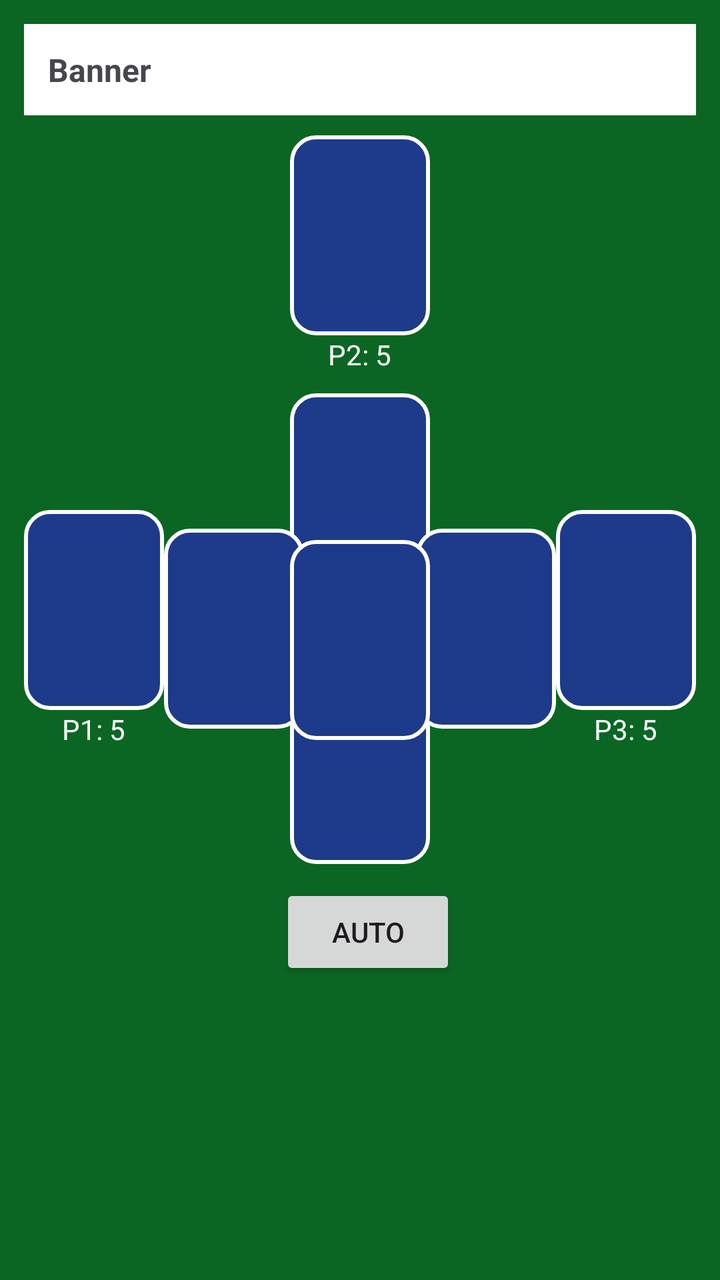
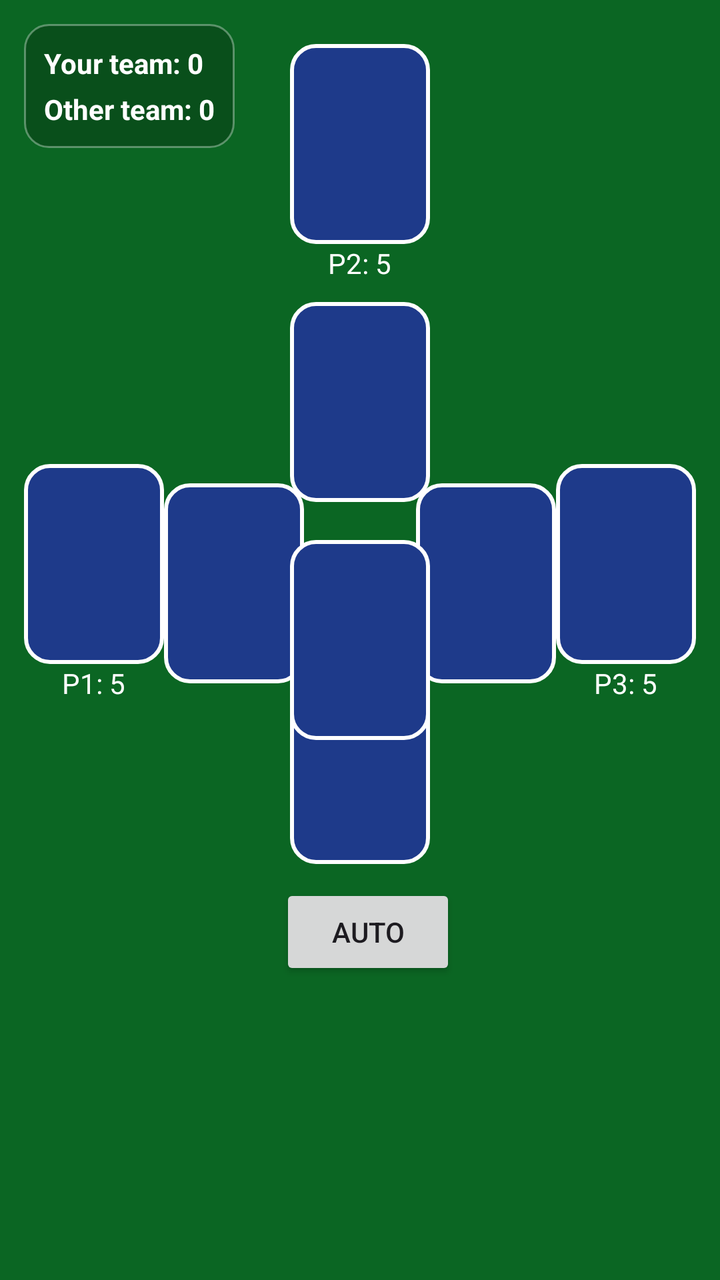

Two renders of the same Android screen: before a commit and after it. Below are the layout's source before the change and the commit's diff.
<!-- AndroidManifest.xml: application theme Theme.Euchre -->
<!-- res/layout/activity_game_clean.xml -->
<?xml version="1.0" encoding="utf-8"?>
<androidx.constraintlayout.widget.ConstraintLayout
    xmlns:android="http://schemas.android.com/apk/res/android"
    xmlns:app="http://schemas.android.com/apk/res-auto"
    android:layout_width="match_parent"
    android:layout_height="match_parent"
    android:background="#0B6623"
    android:padding="12dp">

    
    <TextView
        android:id="@+id/bannerText"
        android:layout_width="0dp"
        android:layout_height="wrap_content"
        android:background="#FFFFFF"
        android:padding="12dp"
        android:text="Banner"
        android:textStyle="bold"
        android:textSize="16sp"
        app:layout_constraintTop_toTopOf="parent"
        app:layout_constraintStart_toStartOf="parent"
        app:layout_constraintEnd_toEndOf="parent"/>

    
    <LinearLayout
        android:id="@+id/p2Box"
        android:layout_width="wrap_content"
        android:layout_height="wrap_content"
        android:orientation="vertical"
        android:gravity="center"
        android:layout_marginTop="10dp"
        app:layout_constraintTop_toBottomOf="@id/bannerText"
        app:layout_constraintStart_toStartOf="parent"
        app:layout_constraintEnd_toEndOf="parent">

        <ImageView
            android:id="@+id/p2Back"
            android:layout_width="70dp"
            android:layout_height="100dp"
            android:src="@drawable/c_back"
            android:scaleType="fitCenter"/>

        <TextView
            android:id="@+id/p2Count"
            android:layout_width="wrap_content"
            android:layout_height="wrap_content"
            android:text="P2: 5"
            android:textColor="@android:color/white"/>
    </LinearLayout>

    
    <LinearLayout
        android:id="@+id/p1Box"
        android:layout_width="wrap_content"
        android:layout_height="wrap_content"
        android:orientation="vertical"
        android:gravity="center"
        app:layout_constraintStart_toStartOf="parent"
        app:layout_constraintTop_toTopOf="@id/trickTable"
        app:layout_constraintBottom_toBottomOf="@id/trickTable">

        <ImageView
            android:id="@+id/p1Back"
            android:layout_width="70dp"
            android:layout_height="100dp"
            android:src="@drawable/c_back"
            android:scaleType="fitCenter"/>

        <TextView
            android:id="@+id/p1Count"
            android:layout_width="wrap_content"
            android:layout_height="wrap_content"
            android:text="P1: 5"
            android:textColor="@android:color/white"/>
    </LinearLayout>

    
    <LinearLayout
        android:id="@+id/p3Box"
        android:layout_width="wrap_content"
        android:layout_height="wrap_content"
        android:orientation="vertical"
        android:gravity="center"
        app:layout_constraintEnd_toEndOf="parent"
        app:layout_constraintTop_toTopOf="@id/trickTable"
        app:layout_constraintBottom_toBottomOf="@id/trickTable">

        <ImageView
            android:id="@+id/p3Back"
            android:layout_width="70dp"
            android:layout_height="100dp"
            android:src="@drawable/c_back"
            android:scaleType="fitCenter"/>

        <TextView
            android:id="@+id/p3Count"
            android:layout_width="wrap_content"
            android:layout_height="wrap_content"
            android:text="P3: 5"
            android:textColor="@android:color/white"/>
    </LinearLayout>

    
    <androidx.constraintlayout.widget.ConstraintLayout
        android:id="@+id/trickTable"
        android:layout_width="0dp"
        android:layout_height="0dp"
        android:layout_marginTop="10dp"
        android:layout_marginBottom="10dp"
        app:layout_constraintTop_toBottomOf="@id/p2Box"
        app:layout_constraintBottom_toTopOf="@id/actionRow"
        app:layout_constraintStart_toEndOf="@id/p1Box"
        app:layout_constraintEnd_toStartOf="@id/p3Box">

        <ImageView
            android:id="@+id/trickP2"
            android:layout_width="70dp"
            android:layout_height="100dp"
            android:src="@drawable/c_back"
            android:scaleType="fitCenter"
            app:layout_constraintTop_toTopOf="parent"
            app:layout_constraintStart_toStartOf="parent"
            app:layout_constraintEnd_toEndOf="parent"/>

        <ImageView
            android:id="@+id/trickP0"
            android:layout_width="70dp"
            android:layout_height="100dp"
            android:src="@drawable/c_back"
            android:scaleType="fitCenter"
            app:layout_constraintBottom_toBottomOf="parent"
            app:layout_constraintStart_toStartOf="parent"
            app:layout_constraintEnd_toEndOf="parent"/>

        <ImageView
            android:id="@+id/trickP1"
            android:layout_width="70dp"
            android:layout_height="100dp"
            android:src="@drawable/c_back"
            android:scaleType="fitCenter"
            app:layout_constraintStart_toStartOf="parent"
            app:layout_constraintTop_toTopOf="parent"
            app:layout_constraintBottom_toBottomOf="parent"/>

        <ImageView
            android:id="@+id/trickP3"
            android:layout_width="70dp"
            android:layout_height="100dp"
            android:src="@drawable/c_back"
            android:scaleType="fitCenter"
            app:layout_constraintEnd_toEndOf="parent"
            app:layout_constraintTop_toTopOf="parent"
            app:layout_constraintBottom_toBottomOf="parent"/>

    </androidx.constraintlayout.widget.ConstraintLayout>

    
    <LinearLayout
        android:id="@+id/actionRow"
        android:layout_width="0dp"
        android:layout_height="wrap_content"
        android:gravity="center"
        android:orientation="horizontal"
        android:layout_marginBottom="8dp"
        app:layout_constraintBottom_toTopOf="@id/handScroll"
        app:layout_constraintStart_toStartOf="parent"
        app:layout_constraintEnd_toEndOf="parent">
        <Button
            android:id="@+id/btnTrumpH"
            android:layout_width="wrap_content"
            android:layout_height="wrap_content"
            android:text="♥"
            android:visibility="gone"/>

        <Button
            android:id="@+id/btnTrumpD"
            android:layout_width="wrap_content"
            android:layout_height="wrap_content"
            android:text="♦"
            android:visibility="gone"/>

        <Button
            android:id="@+id/btnTrumpC"
            android:layout_width="wrap_content"
            android:layout_height="wrap_content"
            android:text="♣"
            android:visibility="gone"/>

        <Button
            android:id="@+id/btnTrumpS"
            android:layout_width="wrap_content"
            android:layout_height="wrap_content"
            android:text="♠"
            android:visibility="gone"/>
        <Button
            android:id="@+id/btnPass"
            android:layout_width="wrap_content"
            android:layout_height="wrap_content"
            android:text="Pass"
            android:visibility="gone"/>

        <Button
            android:id="@+id/btnOrderUp"
            android:layout_width="wrap_content"
            android:layout_height="wrap_content"
            android:text="Order Up"
            android:layout_marginStart="8dp"
            android:visibility="gone"/>

        <Button
            android:id="@+id/btnContinue"
            android:layout_width="wrap_content"
            android:layout_height="wrap_content"
            android:text="Continue"
            android:layout_marginStart="8dp"
            android:visibility="gone"/>

        <Button
            android:id="@+id/btnAuto"
            android:layout_width="wrap_content"
            android:layout_height="wrap_content"
            android:text="Auto"
            android:layout_marginStart="8dp"/>
    </LinearLayout>

    
    <HorizontalScrollView
        android:id="@+id/handScroll"
        android:layout_width="0dp"
        android:layout_height="130dp"
        app:layout_constraintBottom_toBottomOf="parent"
        app:layout_constraintStart_toStartOf="parent"
        app:layout_constraintEnd_toEndOf="parent">

        <LinearLayout
            android:id="@+id/handContainer"
            android:layout_width="wrap_content"
            android:layout_height="match_parent"
            android:orientation="horizontal"
            android:gravity="center_vertical"/>
    </HorizontalScrollView>
    <ImageView
        android:id="@+id/deckPile"
        android:layout_width="70dp"
        android:layout_height="100dp"
        android:src="@drawable/c_back"
        android:scaleType="fitCenter"
        app:layout_constraintTop_toTopOf="parent"
        app:layout_constraintBottom_toBottomOf="parent"
        app:layout_constraintStart_toStartOf="parent"
        app:layout_constraintEnd_toEndOf="parent"/>
    <ImageView
        android:id="@+id/flyingCard"
        android:layout_width="70dp"
        android:layout_height="100dp"
        android:src="@drawable/c_back"
        android:visibility="gone"
        android:elevation="30dp"
        android:scaleType="fitCenter" />

</androidx.constraintlayout.widget.ConstraintLayout>
<!-- resources referenced by this layout -->
<resources>
  <!-- drawable c_back (drawable) -->
  <shape xmlns:android="http://schemas.android.com/apk/res/android" android:shape="rectangle">
      <solid android:color="#1E3A8A"/>
      <corners android:radius="12dp"/>
      <stroke android:width="2dp" android:color="#FFFFFF"/>
  </shape>
  <style name="Theme.Euchre" parent="Base.Theme.Euchre" />
  <style name="Base.Theme.Euchre" parent="Theme.Material3.DayNight.NoActionBar">
          
          
      </style>
</resources>

<!-- the commit's change to res/layout/activity_game_clean.xml (unified diff, before → after) -->
@@ -1,25 +1,42 @@
 <?xml version="1.0" encoding="utf-8"?>
 <androidx.constraintlayout.widget.ConstraintLayout
+    android:id="@+id/rootLayout"
     xmlns:android="http://schemas.android.com/apk/res/android"
     xmlns:app="http://schemas.android.com/apk/res-auto"
+    xmlns:tools="http://schemas.android.com/tools"
     android:layout_width="match_parent"
     android:layout_height="match_parent"
     android:background="#0B6623"
     android:padding="12dp">
-
-    
-    <TextView
-        android:id="@+id/bannerText"
-        android:layout_width="0dp"
-        android:layout_height="wrap_content"
-        android:background="#FFFFFF"
-        android:padding="12dp"
-        android:text="Banner"
-        android:textStyle="bold"
-        android:textSize="16sp"
+    <LinearLayout
+        android:id="@+id/scoreBoard"
+        android:layout_width="wrap_content"
+        android:layout_height="wrap_content"
+        android:orientation="vertical"
+        android:padding="10dp"
+        android:background="@drawable/bg_scoreboard"
         app:layout_constraintTop_toTopOf="parent"
-        app:layout_constraintStart_toStartOf="parent"
-        app:layout_constraintEnd_toEndOf="parent"/>
+        app:layout_constraintStart_toStartOf="parent">
+
+        <TextView
+            android:id="@+id/tvScoreUs"
+            android:layout_width="wrap_content"
+            android:layout_height="wrap_content"
+            android:text="Your team: 0"
+            android:textColor="@android:color/white"
+            android:textStyle="bold"
+            android:textSize="14sp"/>
+
+        <TextView
+            android:id="@+id/tvScoreThem"
+            android:layout_width="wrap_content"
+            android:layout_height="wrap_content"
+            android:text="Other team: 0"
+            android:textColor="@android:color/white"
+            android:textStyle="bold"
+            android:textSize="14sp"
+            android:layout_marginTop="4dp"/>
+    </LinearLayout>
 
     
     <LinearLayout
@@ -29,8 +46,7 @@
         android:orientation="vertical"
         android:gravity="center"
         android:layout_marginTop="10dp"
-        app:layout_constraintTop_toBottomOf="@id/bannerText"
-        app:layout_constraintStart_toStartOf="parent"
+        app:layout_constraintTop_toTopOf="parent"        app:layout_constraintStart_toStartOf="parent"
         app:layout_constraintEnd_toEndOf="parent">
 
         <ImageView
@@ -99,7 +115,6 @@
             android:text="P3: 5"
             android:textColor="@android:color/white"/>
     </LinearLayout>
-
     
     <androidx.constraintlayout.widget.ConstraintLayout
         android:id="@+id/trickTable"
@@ -112,6 +127,7 @@
         app:layout_constraintStart_toEndOf="@id/p1Box"
         app:layout_constraintEnd_toStartOf="@id/p3Box">
 
+
         <ImageView
             android:id="@+id/trickP2"
             android:layout_width="70dp"
@@ -225,13 +241,13 @@
 
     
     <HorizontalScrollView
+        android:contentDescription="Your hand of cards"
         android:id="@+id/handScroll"
         android:layout_width="0dp"
         android:layout_height="130dp"
         app:layout_constraintBottom_toBottomOf="parent"
         app:layout_constraintStart_toStartOf="parent"
         app:layout_constraintEnd_toEndOf="parent">
-
         <LinearLayout
             android:id="@+id/handContainer"
             android:layout_width="wrap_content"
@@ -250,12 +266,105 @@
         app:layout_constraintStart_toStartOf="parent"
         app:layout_constraintEnd_toEndOf="parent"/>
     <ImageView
+        android:id="@+id/upCardView"
+        android:layout_width="70dp"
+        android:layout_height="100dp"
+        android:src="@drawable/c_back"
+        android:scaleType="fitCenter"
+        android:visibility="gone"
+        android:elevation="12dp"
+        android:contentDescription="@null"
+        app:layout_constraintTop_toTopOf="@id/deckPile"
+        app:layout_constraintBottom_toBottomOf="@id/deckPile"
+        app:layout_constraintStart_toStartOf="@id/deckPile"
+        app:layout_constraintEnd_toEndOf="@id/deckPile"
+        android:translationY="-10dp"/>
+
+    <ImageView
         android:id="@+id/flyingCard"
         android:layout_width="70dp"
         android:layout_height="100dp"
         android:src="@drawable/c_back"
         android:visibility="gone"
         android:elevation="30dp"
-        android:scaleType="fitCenter" />
-
+        android:scaleType="fitCenter"
+        app:layout_constraintTop_toTopOf="parent"
+        app:layout_constraintBottom_toBottomOf="parent"
+        app:layout_constraintStart_toStartOf="parent"
+        app:layout_constraintEnd_toEndOf="parent"/>
+    <FrameLayout
+        android:id="@+id/scoringOverlay"
+        android:layout_width="0dp"
+        android:layout_height="0dp"
+        android:visibility="gone"
+        android:background="#88000000"
+        app:layout_constraintTop_toTopOf="parent"
+        app:layout_constraintBottom_toBottomOf="parent"
+        app:layout_constraintStart_toStartOf="parent"
+        app:layout_constraintEnd_toEndOf="parent">
+
+        <LinearLayout
+            android:id="@+id/scoringCard"
+            android:layout_width="300dp"
+            android:layout_height="wrap_content"
+            android:layout_gravity="center"
+            android:orientation="vertical"
+            android:padding="16dp"
+            android:background="@drawable/bg_scoring_card">
+
+            <TextView
+                android:id="@+id/tvScoringTitle"
+                android:layout_width="wrap_content"
+                android:layout_height="wrap_content"
+                android:text="Hand Summary"
+                android:textColor="@android:color/white"
+                android:textStyle="bold"
+                android:textSize="18sp"/>
+
+            <TextView
+                android:id="@+id/tvTrump"
+                android:layout_width="wrap_content"
+                android:layout_height="wrap_content"
+                android:text="Trump: ?"
+                android:textColor="@android:color/white"
+                android:layout_marginTop="10dp"/>
+
+            <TextView
+                android:id="@+id/tvTricks"
+                android:layout_width="wrap_content"
+                android:layout_height="wrap_content"
+                android:text="Tricks - Us: 0  Them: 0"
+                android:textColor="@android:color/white"
+                android:layout_marginTop="10dp"/>
+
+            <TextView
+                android:id="@+id/tvPoints"
+                android:layout_width="wrap_content"
+                android:layout_height="wrap_content"
+                android:text="Points this hand - Us: 0  Them: 0"
+                android:textColor="@android:color/white"
+                android:layout_marginTop="8dp"/>
+
+            <View
+                android:layout_width="match_parent"
+                android:layout_height="1dp"
+                android:background="#33FFFFFF"
+                android:layout_marginTop="12dp"
+                android:layout_marginBottom="12dp"/>
+
+            <TextView
+                android:id="@+id/tvTotalScore"
+                android:layout_width="wrap_content"
+                android:layout_height="wrap_content"
+                android:text="Total - Us: 0  Them: 0"
+                android:textColor="@android:color/white"
+                android:textStyle="bold"/>
+            <Button
+                android:id="@+id/btnContinueOverlay"
+                android:layout_width="match_parent"
+                android:layout_height="wrap_content"
+                android:text="Continue"
+                android:layout_marginTop="14dp"/>
+        </LinearLayout>
+    </FrameLayout>
 </androidx.constraintlayout.widget.ConstraintLayout>
<!-- resource entries referenced after the edit -->
@@ -1,5 +1,19 @@
 <!-- resources referenced by this layout -->
 <resources>
+  <!-- drawable bg_scoreboard (drawable) -->
+  <?xml version="1.0" encoding="utf-8"?>
+  <shape xmlns:android="http://schemas.android.com/apk/res/android">
+      <solid android:color="#3A000000"/>
+      <corners android:radius="12dp"/>
+      <stroke android:width="1dp" android:color="#55FFFFFF"/>
+  </shape>
+  <!-- drawable bg_scoring_card (drawable) -->
+  <?xml version="1.0" encoding="utf-8"?>
+  <shape xmlns:android="http://schemas.android.com/apk/res/android">
+      <solid android:color="#1E2A4A"/>
+      <corners android:radius="18dp"/>
+      <stroke android:width="1dp" android:color="#33FFFFFF"/>
+  </shape>
   <!-- drawable c_back (drawable) -->
   <shape xmlns:android="http://schemas.android.com/apk/res/android" android:shape="rectangle">
       <solid android:color="#1E3A8A"/>
